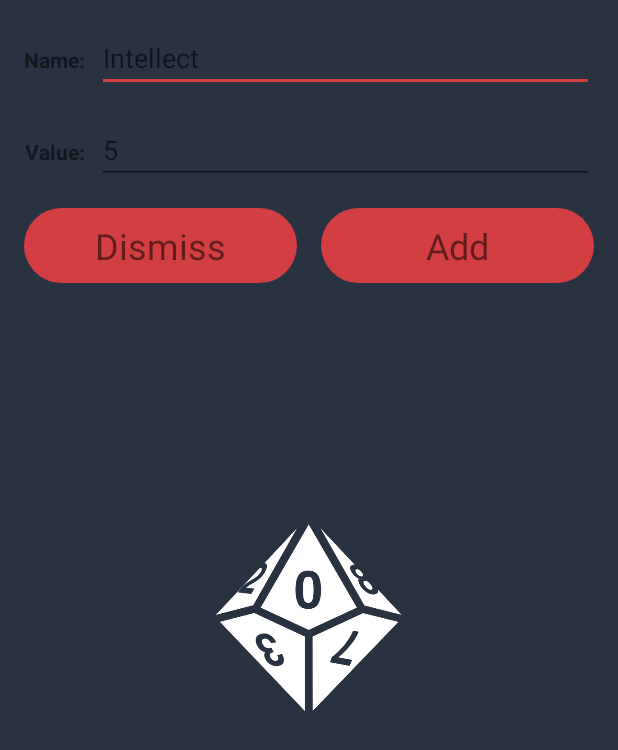
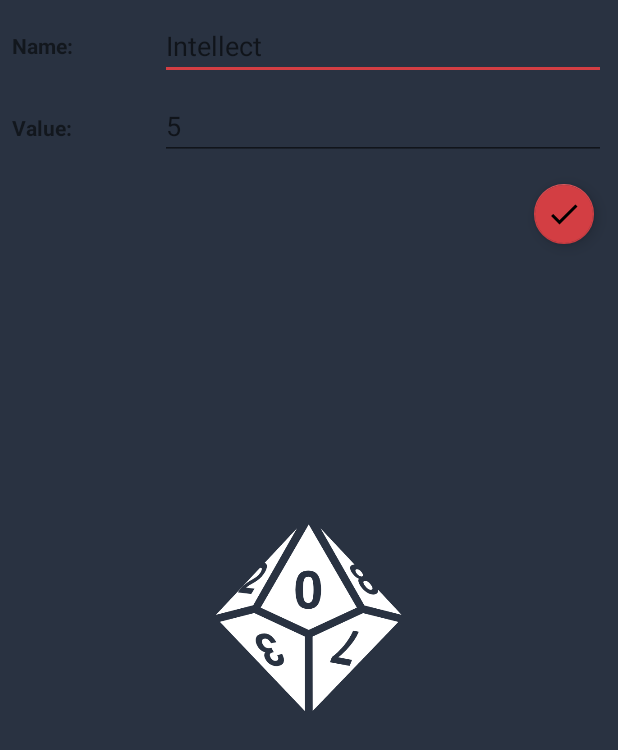
Before and after one commit to Reggar66/Character-Sheet-App, an Android app: the layout dialog_stat_add.xml on its own in the app's theme, with its tools: preview values and no code run, on a phone screen of 412 x 824 dp. Shown: the top 750 px of the screen. Run offline under Robolectric (Android 15) with nearby library versions, the phone set to English and light mode, and no system bars; Roboto replaces fonts that are not available here.

Commit message:
Created BottomSheetDialogModel. Tweaked up dialog for creating stats

```diff
--- a/UCS/src/main/java/com/awkwardlydevelopedapps/unicharsheet/IconsAdapter.kt
+++ b/UCS/src/main/java/com/awkwardlydevelopedapps/unicharsheet/adapters/IconsAdapter.kt
@@ -1,10 +1,12 @@
-package com.awkwardlydevelopedapps.unicharsheet
+package com.awkwardlydevelopedapps.unicharsheet.adapters
 
 import android.view.LayoutInflater
 import android.view.View
 import android.view.ViewGroup
 import android.widget.ImageView
 import androidx.recyclerview.widget.RecyclerView
+import com.awkwardlydevelopedapps.unicharsheet.R
+import com.awkwardlydevelopedapps.unicharsheet.models.Icon
 import com.google.android.material.bottomsheet.BottomSheetBehavior
 
 class IconsAdapter(private val mIcons: List<Icon>,
--- /dev/null
+++ b/UCS/src/main/java/com/awkwardlydevelopedapps/unicharsheet/models/BottomSheetDialogModel.kt
@@ -0,0 +1,14 @@
+package com.awkwardlydevelopedapps.unicharsheet.models
+
+import android.os.Bundle
+import androidx.fragment.app.DialogFragment
+import com.awkwardlydevelopedapps.unicharsheet.R
+import com.google.android.material.bottomsheet.BottomSheetDialogFragment
+
+open class BottomSheetDialogModel : BottomSheetDialogFragment() {
+
+    override fun onCreate(savedInstanceState: Bundle?) {
+        super.onCreate(savedInstanceState)
+        setStyle(DialogFragment.STYLE_NORMAL, R.style.BottomDialogStyle)
+    }
+}
--- a/UCS/src/main/java/com/awkwardlydevelopedapps/unicharsheet/Icon.kt
+++ b/UCS/src/main/java/com/awkwardlydevelopedapps/unicharsheet/models/Icon.kt
@@ -1,4 +1,4 @@
-package com.awkwardlydevelopedapps.unicharsheet
+package com.awkwardlydevelopedapps.unicharsheet.models
 
 import com.awkwardlydevelopedapps.unicharsheet.data.ImageContract
 
--- a/UCS/src/main/java/com/awkwardlydevelopedapps/unicharsheet/stat/StatAddBottomSheetDialog.kt
+++ b/UCS/src/main/java/com/awkwardlydevelopedapps/unicharsheet/stat/StatAddBottomSheetDialog.kt
@@ -7,22 +7,18 @@ import android.view.ViewGroup
 import android.widget.EditText
 import androidx.fragment.app.DialogFragment
 import com.awkwardlydevelopedapps.unicharsheet.R
+import com.awkwardlydevelopedapps.unicharsheet.models.BottomSheetDialogModel
 import com.awkwardlydevelopedapps.unicharsheet.viewModels.StatsViewModel
 import com.google.android.material.bottomsheet.BottomSheetDialogFragment
 
 class StatAddBottomSheetDialog(val viewModel: StatsViewModel,
                                val charId: Int,
-                               val pageNumber: Int) : BottomSheetDialogFragment() {
+                               val pageNumber: Int) : BottomSheetDialogModel() {
 
     lateinit var editTextName: EditText
     lateinit var editTextValue: EditText
 
     val DEFAULT_VALUE = "0"
-
-    override fun onCreate(savedInstanceState: Bundle?) {
-        super.onCreate(savedInstanceState)
-        setStyle(DialogFragment.STYLE_NORMAL, R.style.BottomDialogStyle)
-    }
 
     override fun onCreateView(inflater: LayoutInflater, container: ViewGroup?, savedInstanceState: Bundle?): View? {
         val rootView: View = inflater.inflate(R.layout.dialog_stat_add, container, false)
@@ -30,12 +26,15 @@ class StatAddBottomSheetDialog(val viewModel: StatsViewModel,
         editTextName = rootView.findViewById(R.id.stat_name_dialog_editText)
         editTextValue = rootView.findViewById(R.id.stat_value_dialog_editText)
 
-        val addButton: View = rootView.findViewById(R.id.stat_dialog_add_button)
+        val addButton: View = rootView.findViewById(R.id.floatingActionButton_add_stat)
         addButton.setOnClickListener(OnAddClickListener())
-        val dismissButton: View = rootView.findViewById(R.id.stat_dialog_dismiss_button)
-        dismissButton.setOnClickListener(OnDismissClickListener())
 
         return rootView
+    }
+
+    override fun onViewCreated(view: View, savedInstanceState: Bundle?) {
+        super.onViewCreated(view, savedInstanceState)
+        editTextName.requestFocus()
     }
 
     /**
@@ -57,6 +56,13 @@ class StatAddBottomSheetDialog(val viewModel: StatsViewModel,
 
             viewModel.insert(Stat(name, value, charId, pageNumber))
 
+            resetFields()
+        }
+
+        private fun resetFields() {
+            editTextName.text.clear()
+            editTextValue.text.clear()
+            editTextName.requestFocus()
         }
 
     }
--- a/UCS/src/main/res/layout/dialog_stat_add.xml
+++ b/UCS/src/main/res/layout/dialog_stat_add.xml
@@ -4,99 +4,84 @@
     xmlns:tools="http://schemas.android.com/tools"
     android:id="@+id/linearLayout6"
     android:layout_width="match_parent"
-    android:layout_height="match_parent">
+    android:layout_height="wrap_content">
 
+
+    <LinearLayout
+        android:id="@+id/linearLayout_name"
+        android:layout_width="match_parent"
+        android:layout_height="wrap_content"
+        android:layout_marginStart="8dp"
+        android:layout_marginTop="8dp"
+        android:layout_marginEnd="8dp"
+        android:orientation="horizontal"
+        app:layout_constraintEnd_toEndOf="parent"
+        app:layout_constraintStart_toStartOf="parent"
+        app:layout_constraintTop_toTopOf="parent">
 
         <TextView
             android:id="@+id/textView7"
-        android:layout_width="wrap_content"
+            android:layout_width="0dp"
             android:layout_height="wrap_content"
-        android:layout_marginStart="16dp"
+            android:layout_gravity="center"
+            android:layout_weight="1"
             android:text="@string/stat_name_dialog"
-        android:textStyle="bold"
-        app:layout_constraintBaseline_toBaselineOf="@+id/stat_name_dialog_editText"
-        app:layout_constraintStart_toStartOf="parent" />
+            android:textStyle="bold" />
 
         <EditText
             android:id="@+id/stat_name_dialog_editText"
             android:layout_width="0dp"
             android:layout_height="wrap_content"
-        android:layout_marginStart="8dp"
-        android:layout_marginTop="16dp"
-        android:layout_marginEnd="16dp"
+            android:layout_gravity="center"
+            android:layout_weight="3"
             android:hint="@string/stat_name_hint_dialog"
             android:inputType="textCapSentences"
-        android:maxLength="20"
+            android:maxLength="20" />
+
+    </LinearLayout>
+
+
+    <LinearLayout
+        android:id="@+id/linearLayout_value"
+        android:layout_width="match_parent"
+        android:layout_height="wrap_content"
+        android:layout_marginStart="8dp"
+        android:layout_marginTop="8dp"
+        android:layout_marginEnd="8dp"
+        android:orientation="horizontal"
         app:layout_constraintEnd_toEndOf="parent"
-        app:layout_constraintStart_toEndOf="@+id/textView7"
-        app:layout_constraintTop_toTopOf="parent" />
-
+        app:layout_constraintStart_toStartOf="parent"
+        app:layout_constraintTop_toBottomOf="@+id/linearLayout_name">
 
         <TextView
             android:id="@+id/textView8"
-        android:layout_width="wrap_content"
+            android:layout_width="0dp"
             android:layout_height="wrap_content"
-        android:layout_marginStart="16dp"
+            android:layout_weight="1"
             android:text="@string/stat_value_dialog"
-        android:textStyle="bold"
-        app:layout_constraintBaseline_toBaselineOf="@+id/stat_value_dialog_editText"
-        app:layout_constraintEnd_toEndOf="@+id/textView7"
-        app:layout_constraintStart_toStartOf="parent" />
+            android:textStyle="bold" />
 
         <EditText
             android:id="@+id/stat_value_dialog_editText"
             android:layout_width="0dp"
             android:layout_height="wrap_content"
-        android:layout_marginTop="16dp"
-        android:layout_marginEnd="16dp"
+            android:layout_weight="3"
             android:hint="@string/stat_value_hint_dialog"
             android:inputType="number"
-        android:maxLength="3"
-        app:layout_constraintEnd_toEndOf="parent"
-        app:layout_constraintStart_toStartOf="@+id/stat_name_dialog_editText"
-        app:layout_constraintTop_toBottomOf="@+id/stat_name_dialog_editText" />
+            android:maxLength="3" />
+    </LinearLayout>
 
-    <LinearLayout
-        android:layout_width="match_parent"
-        android:layout_height="wrap_content"
-        android:layout_margin="8dp"
-        android:orientation="horizontal"
-        app:layout_constraintTop_toBottomOf="@id/stat_value_dialog_editText">
-
-        <FrameLayout
-            android:id="@+id/stat_dialog_dismiss_button"
-
-            android:layout_width="0dp"
-            android:layout_height="wrap_content"
-            android:layout_margin="8dp"
-            android:layout_weight="1"
-            android:background="@drawable/list_item_stat_drawable_selected">
-
-            <TextView
+    <com.google.android.material.floatingactionbutton.FloatingActionButton
+        android:id="@+id/floatingActionButton_add_stat"
         android:layout_width="wrap_content"
         android:layout_height="wrap_content"
-                android:layout_gravity="center"
-                android:text="Dismiss"
-                android:textSize="24sp" />
-        </FrameLayout>
-
-        <FrameLayout
-            android:id="@+id/stat_dialog_add_button"
-            android:layout_width="0dp"
-            android:layout_height="wrap_content"
-            android:layout_margin="8dp"
-            android:layout_weight="1"
-            android:background="@drawable/list_item_stat_drawable_selected">
-
-            <TextView
-                android:layout_width="wrap_content"
-                android:layout_height="wrap_content"
-                android:layout_gravity="center"
-                android:text="Add"
-                android:textSize="24sp" />
-        </FrameLayout>
-
-    </LinearLayout>
-
+        android:layout_margin="@dimen/margin_16dp"
+        android:clickable="true"
+        android:focusable="true"
+        app:fabSize="mini"
+        app:layout_constraintBottom_toBottomOf="parent"
+        app:layout_constraintEnd_toEndOf="parent"
+        app:layout_constraintTop_toBottomOf="@+id/linearLayout_value"
+        app:srcCompat="@drawable/ic_done_black_24dp" />
 
 </androidx.constraintlayout.widget.ConstraintLayout>
--- a/UCS/src/main/res/values/styles.xml
+++ b/UCS/src/main/res/values/styles.xml
@@ -36,6 +36,7 @@
         <item name="android:windowIsFloating">false</item>
         <item name="android:statusBarColor">@android:color/transparent</item>
         <item name="android:windowSoftInputMode">adjustResize</item>
+        <item name="colorAccent">@color/colorAccent</item>
 
         <item name="bottomSheetStyle">@style/BottomSheetBase</item>
     </style>
```
Also changed, not shown: UCS/src/main/java/com/awkwardlydevelopedapps/unicharsheet/fragments/CharacterCreationFragment.java (+2 -5 lines). Lines whose indentation alone changed are shown as unchanged.
